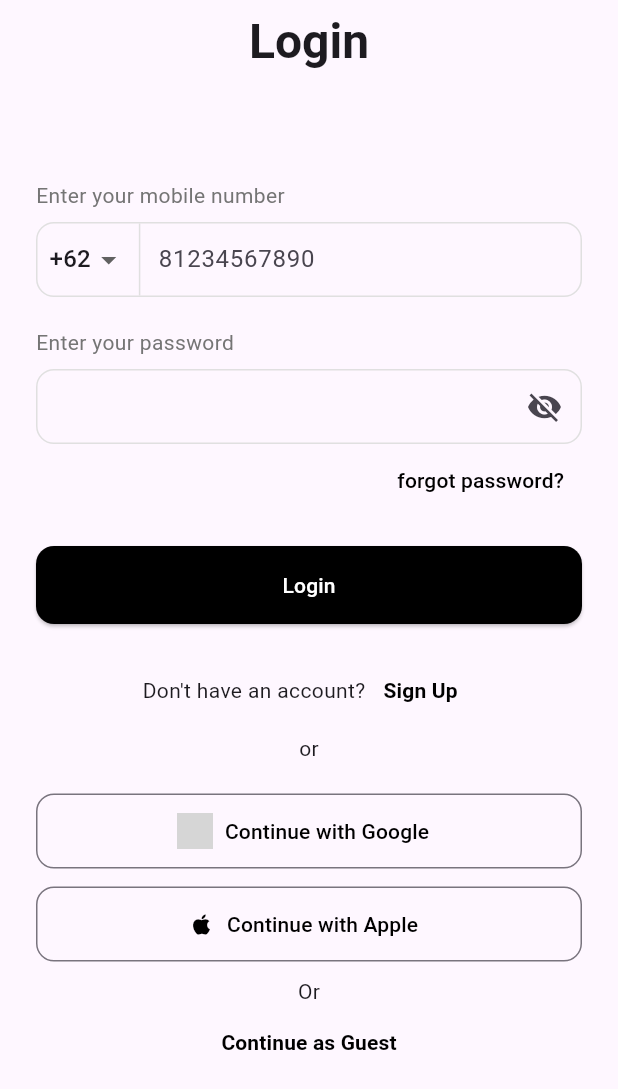
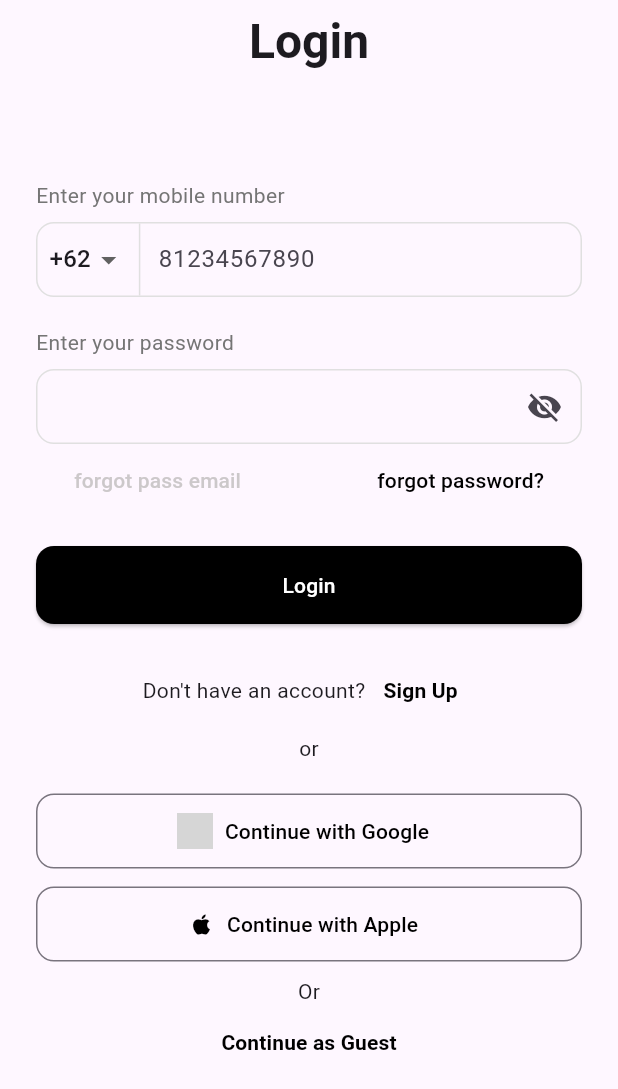
Before and after one commit to mawardani1212/uas_mobile, a Flutter app: the screen it shows after launch, on a phone screen of 412 x 824 dp. Shown: the top 1089 px of the screen. Run offline on Flutter 3.47's test engine with Material 3 defaults, Android fonts, the light colour scheme and no system bars; our stand-ins replace cloud_firestore, firebase_auth, firebase_core, google_sign_in, permission_handler, pin_code_fields and 1 more; accounts and stored records are empty; network calls fail; grey boxes are pictures that could not be loaded.

Commit message:
first commit

```diff
--- a/lib/screens/forgot_password_screen.dart
+++ b/lib/screens/forgot_password_screen.dart
@@ -262,6 +262,7 @@ class _ForgotPasswordScreenState extends State<ForgotPasswordScreen> {
   }
 }
 
+
 // import 'package:flutter/material.dart';
 // import 'package:firebase_auth/firebase_auth.dart';
 // import './login_screen.dart';
--- a/lib/screens/login_screen.dart
+++ b/lib/screens/login_screen.dart
@@ -229,7 +229,9 @@ class _LoginScreenState extends State<LoginScreen> {
   Widget build(BuildContext context) {
     return Scaffold(
       appBar: AppBar(
+        // backgroundColor: Colors.white,
         centerTitle: true,
+        automaticallyImplyLeading: false,
 
         title: Text(
           'Login',
@@ -340,6 +342,31 @@ class _LoginScreenState extends State<LoginScreen> {
                         ),
                       ),
                     ),
+                    Row(
+                      mainAxisAlignment: MainAxisAlignment.spaceEvenly,
+                      crossAxisAlignment: CrossAxisAlignment.start,
+                      children: [
+                        Align(
+                          alignment: Alignment.centerRight,
+                          child: TextButton(
+                            onPressed: () {
+                              Navigator.push(
+                                context,
+                                MaterialPageRoute(
+                                  // builder: (context) => ResetPasswordScreen(email: '',),
+                                  builder: (context) => ResetPasswordScreen(email: '',),
+                                ),
+                              );
+                            },
+                            child: Text(
+                              'forgot pass email',
+                              style: TextStyle(
+                                color: const Color.fromARGB(195, 189, 186, 186),
+                              ),
+                            ),
+                          ),
+                        ),
+                        SizedBox(width: 40,),
                         Align(
                           alignment: Alignment.centerRight,
                           child: TextButton(
@@ -359,6 +386,8 @@ class _LoginScreenState extends State<LoginScreen> {
                               ),
                             ),
                           ),
+                        ),
+                      ],
                     ),
                     SizedBox(height: 20),
                     SizedBox(
--- a/lib/screens/register_screen.dart
+++ b/lib/screens/register_screen.dart
@@ -252,8 +252,8 @@ class _RegisterScreenState extends State<RegisterScreen> {
 
       // Daftar nomor test
       Map<String, String> testNumbers = {
-        '+6282116196438': '123456',
-        '+6282116196434': '654321',
+        '+6281356489030': '111111',
+        // '+6281356489030': '654321',
       };
 
       try {
```
Also changed, not shown: lib/screens/reset_password_screen.dart (+29 -1 lines). Lines whose indentation alone changed are shown as unchanged.
